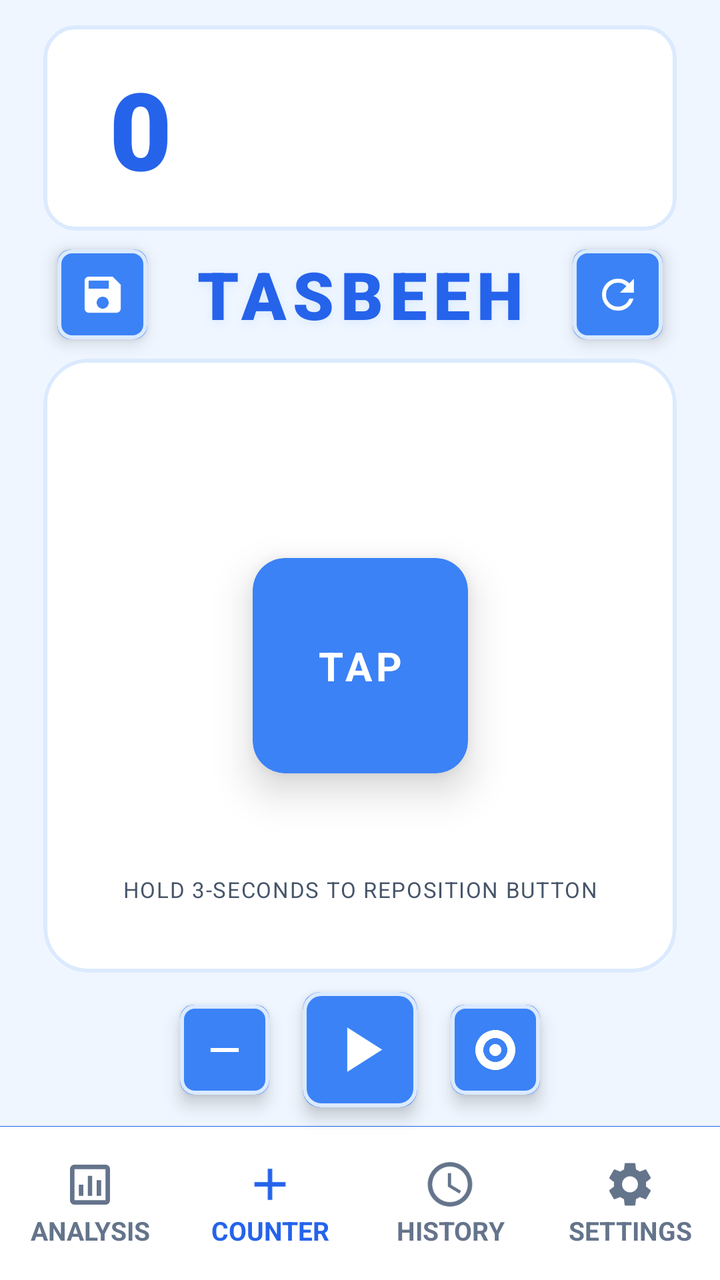
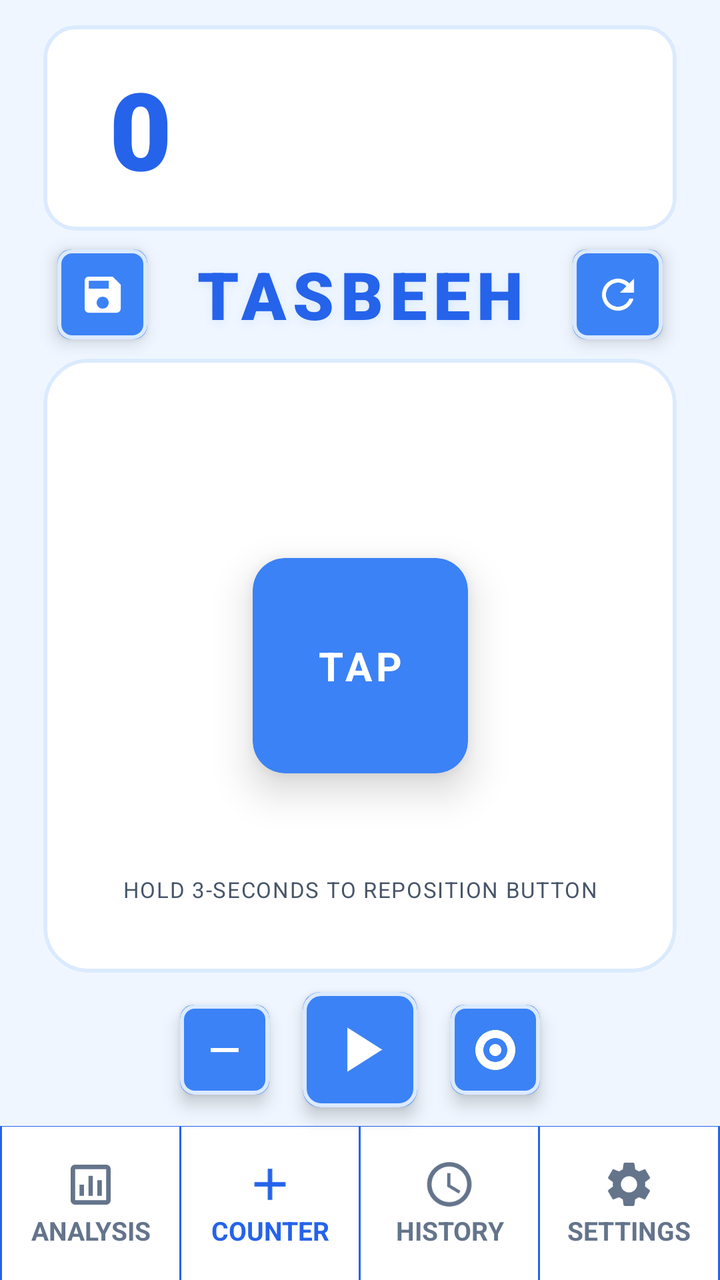

Two renders of the same Android screen: before a commit and after it. Below are the layout's source before the change and the commit's diff.
<!-- AndroidManifest.xml: application theme Theme.SmartTasbeeh -->
<!-- res/layout/activity_main.xml -->
<?xml version="1.0" encoding="utf-8"?>
<androidx.constraintlayout.widget.ConstraintLayout xmlns:android="http://schemas.android.com/apk/res/android"
    xmlns:app="http://schemas.android.com/apk/res-auto"
    xmlns:tools="http://schemas.android.com/tools"
    android:id="@+id/main"
    android:layout_width="match_parent"
    android:layout_height="match_parent"
    android:background="@color/app_background"
    tools:context=".MainActivity">

    
    <androidx.constraintlayout.widget.Guideline
        android:id="@+id/topGuideline"
        android:layout_width="wrap_content"
        android:layout_height="wrap_content"
        android:orientation="horizontal"
        app:layout_constraintGuide_percent="0.02" />

    
    <androidx.constraintlayout.widget.Guideline
        android:id="@+id/guideStartMargin"
        android:layout_width="wrap_content"
        android:layout_height="wrap_content"
        android:orientation="vertical"
        app:layout_constraintGuide_percent="0.08" />

    
    <androidx.constraintlayout.widget.Guideline
        android:id="@+id/guideEndMargin"
        android:layout_width="wrap_content"
        android:layout_height="wrap_content"
        android:orientation="vertical"
        app:layout_constraintGuide_percent="0.92" />

    
    <com.google.android.material.card.MaterialCardView
        android:id="@+id/cardCountDisplay"
        android:layout_width="0dp"
        android:layout_height="0dp"
        style="@style/PercentCornerCard"
        app:layout_constraintWidth_percent="0.88"
        app:layout_constraintHeight_percent="0.16"
        app:cardElevation="0dp"
        app:strokeWidth="2dp"
        app:strokeColor="@color/card_stroke_color"
        app:cardBackgroundColor="@color/card_background"
        app:layout_constraintTop_toTopOf="@id/topGuideline"
        app:layout_constraintStart_toStartOf="parent"
        app:layout_constraintEnd_toEndOf="parent">

        <androidx.constraintlayout.widget.ConstraintLayout
            android:layout_width="match_parent"
            android:layout_height="match_parent">

            
            <androidx.constraintlayout.widget.Guideline
                android:id="@+id/guideStart"
                android:layout_width="wrap_content"
                android:layout_height="wrap_content"
                android:orientation="vertical"
                app:layout_constraintGuide_percent="0.1" />

            <androidx.constraintlayout.widget.Guideline
                android:id="@+id/guideEnd"
                android:layout_width="wrap_content"
                android:layout_height="wrap_content"
                android:orientation="vertical"
                app:layout_constraintGuide_percent="0.9" />

            <androidx.constraintlayout.widget.Guideline
                android:id="@+id/guideTop"
                android:layout_width="wrap_content"
                android:layout_height="wrap_content"
                android:orientation="horizontal"
                app:layout_constraintGuide_percent="0.15" />

            <androidx.constraintlayout.widget.Guideline
                android:id="@+id/guideBottom"
                android:layout_width="wrap_content"
                android:layout_height="wrap_content"
                android:orientation="horizontal"
                app:layout_constraintGuide_percent="0.85" />

            
            <TextView
                android:id="@+id/tvCountDisplay"
                android:layout_width="0dp"
                android:layout_height="0dp"
                android:gravity="center_vertical|start"
                android:text="@string/Count_Number"
                android:textColor="@color/count_text_color"
                android:textSize="58sp"
                android:fontFamily="sans-serif-black"
                android:letterSpacing="0.05"
                app:layout_constraintStart_toStartOf="@id/guideStart"
                app:layout_constraintTop_toTopOf="@id/guideTop"
                app:layout_constraintEnd_toEndOf="@id/guideEnd"
                app:layout_constraintBottom_toBottomOf="@id/guideBottom"
                app:autoSizeTextType="uniform"
                app:autoSizeMinTextSize="12sp"
                app:autoSizeMaxTextSize="100sp"
                app:autoSizeStepGranularity="2sp"/>
        </androidx.constraintlayout.widget.ConstraintLayout>

    </com.google.android.material.card.MaterialCardView>

    
    <Space
        android:id="@+id/spaceBtnGap"
        android:layout_width="match_parent"
        android:layout_height="0dp"
        app:layout_constraintTop_toBottomOf="@id/cardCountDisplay"
        app:layout_constraintStart_toStartOf="parent"
        app:layout_constraintEnd_toEndOf="parent"
        app:layout_constraintHeight_percent="0.015" />

    
    <com.google.android.material.card.MaterialCardView
        android:id="@+id/btnSave"
        android:layout_width="0dp"
        android:layout_height="0dp"
        style="@style/PercentCornerCard"
        app:layout_constraintDimensionRatio="1:1"
        app:layout_constraintHeight_percent="0.07"
        app:cardElevation="5dp"
        app:strokeWidth="2dp"
        app:strokeColor="@color/card_stroke_color"
        app:cardBackgroundColor="@color/tasbeeh_blue_accent"
        android:clickable="true"
        android:focusable="true"
        app:layout_constraintStart_toStartOf="@id/guideStartMargin"
        app:layout_constraintTop_toBottomOf="@id/spaceBtnGap"
        android:contentDescription="@string/action_save_count">

        <androidx.constraintlayout.widget.ConstraintLayout
            android:layout_width="match_parent"
            android:layout_height="match_parent">
            <ImageView
                android:layout_width="0dp"
                android:layout_height="0dp"
                android:scaleType="centerInside"
                android:src="@drawable/ic_save"
                app:tint="@color/card_background"
                app:layout_constraintWidth_percent="0.777"
                app:layout_constraintHeight_percent="0.777"
                app:layout_constraintStart_toStartOf="parent"
                app:layout_constraintEnd_toEndOf="parent"
                app:layout_constraintTop_toTopOf="parent"
                app:layout_constraintBottom_toBottomOf="parent"
                android:contentDescription="@null"/>
        </androidx.constraintlayout.widget.ConstraintLayout>
    </com.google.android.material.card.MaterialCardView>

    <TextView
        android:id="@+id/tvAppTitle"
        android:layout_height="0dp"
        android:layout_width="0dp"
        android:text="@string/Tasbeeh_Name"
        android:textColor="@color/tasbeeh_blue_primary"
        android:gravity="center"
        android:fontFamily="sans-serif-black"
        android:letterSpacing="0.10"
        android:shadowColor="@color/card_stroke_color"
        android:shadowRadius="12"
        android:shadowDy="4"
        app:layout_constraintEnd_toStartOf="@+id/btnReset"
        app:layout_constraintStart_toEndOf="@+id/btnSave"
        app:layout_constraintTop_toTopOf="@+id/btnSave"
        app:layout_constraintBottom_toBottomOf="@+id/btnReset"
        app:autoSizeTextType="uniform"
        app:autoSizeMinTextSize="12sp"
        app:autoSizeMaxTextSize="40sp"
        app:autoSizeStepGranularity="1sp" />

    
    <com.google.android.material.card.MaterialCardView
        android:id="@+id/btnReset"
        android:layout_width="0dp"
        android:layout_height="0dp"
        style="@style/PercentCornerCard"
        app:layout_constraintDimensionRatio="1:1"
        app:layout_constraintHeight_percent="0.07"
        app:cardElevation="5dp"
        app:strokeWidth="2dp"
        app:strokeColor="@color/card_stroke_color"
        app:cardBackgroundColor="@color/tasbeeh_blue_accent"
        android:clickable="true"
        android:focusable="true"
        app:layout_constraintEnd_toEndOf="@id/guideEndMargin"
        app:layout_constraintTop_toBottomOf="@id/spaceBtnGap"
        android:contentDescription="@string/action_reset_count">

        <androidx.constraintlayout.widget.ConstraintLayout
            android:layout_width="match_parent"
            android:layout_height="match_parent">
            <ImageView
                android:layout_width="0dp"
                android:layout_height="0dp"
                android:scaleType="centerInside"
                android:src="@drawable/ic_refresh"
                app:tint="@color/card_background"
                app:layout_constraintWidth_percent="0.777"
                app:layout_constraintHeight_percent="0.777"
                app:layout_constraintStart_toStartOf="parent"
                app:layout_constraintEnd_toEndOf="parent"
                app:layout_constraintTop_toTopOf="parent"
                app:layout_constraintBottom_toBottomOf="parent"
                android:contentDescription="@null"/>
        </androidx.constraintlayout.widget.ConstraintLayout>
    </com.google.android.material.card.MaterialCardView>

    
    <Space
        android:id="@+id/spaceBtnGap2"
        android:layout_width="match_parent"
        android:layout_height="0dp"
        app:layout_constraintTop_toBottomOf="@id/btnSave"
        app:layout_constraintStart_toStartOf="parent"
        app:layout_constraintEnd_toEndOf="parent"
        app:layout_constraintHeight_percent="0.015" />

    <com.google.android.material.card.MaterialCardView
        android:id="@+id/bigBoxContainer"
        android:layout_width="0dp"
        android:layout_height="0dp"
        app:layout_constraintWidth_percent="0.88"
        app:layout_constraintHeight_percent="0.48"
        style="@style/PercentCornerGrid"
        app:cardBackgroundColor="@color/card_background"
        app:strokeWidth="2dp"
        app:strokeColor="@color/card_stroke_color"
        app:cardElevation="0dp"
        app:layout_constraintTop_toBottomOf="@id/spaceBtnGap2"
        app:layout_constraintStart_toStartOf="parent"
        app:layout_constraintEnd_toEndOf="parent">

        <androidx.constraintlayout.widget.ConstraintLayout
            android:layout_width="match_parent"
            android:layout_height="match_parent">

            
            <View
                android:id="@+id/gridBackground"
                android:layout_width="0dp"
                android:layout_height="0dp"
                android:visibility="invisible"
                app:layout_constraintStart_toStartOf="parent"
                app:layout_constraintEnd_toEndOf="parent"
                app:layout_constraintTop_toTopOf="parent"
                app:layout_constraintBottom_toBottomOf="parent"/>

            
            <com.google.android.material.card.MaterialCardView
                android:id="@+id/videoButton"
                android:layout_width="0dp"
                android:layout_height="0dp"
                style="@style/PercentCornerCard"
                app:layout_constraintWidth_percent="0.34"
                app:layout_constraintDimensionRatio="1:1"
                app:layout_constraintStart_toStartOf="parent"
                app:layout_constraintEnd_toEndOf="parent"
                app:layout_constraintTop_toTopOf="parent"
                app:layout_constraintBottom_toBottomOf="parent"
                app:cardElevation="12dp"
                app:cardBackgroundColor="@color/tasbeeh_blue_accent">

                
                <TextView
                    android:layout_width="match_parent"
                    android:layout_height="match_parent"
                    android:text="@string/Tap_Button_Text"
                    android:textColor="@color/tap_btn_text"
                    android:gravity="center"
                    android:padding="4dp"
                    app:autoSizeTextType="uniform"
                    app:autoSizeMinTextSize="8sp"
                    app:autoSizeMaxTextSize="20sp"
                    app:autoSizeStepGranularity="1sp"
                    android:textStyle="bold"
                    android:letterSpacing="0.1"/>

                
                <View
                    android:layout_width="match_parent"
                    android:layout_height="match_parent"
                    android:background="?attr/selectableItemBackground"
                    android:clickable="false"
                    android:focusable="false"/>

            </com.google.android.material.card.MaterialCardView>

            
            <TextView
                android:layout_width="0dp"
                android:layout_height="wrap_content"
                app:layout_constraintBottom_toBottomOf="parent"
                app:layout_constraintStart_toStartOf="parent"
                app:layout_constraintEnd_toEndOf="parent"
                app:layout_constraintWidth_percent="0.8"
                android:layout_marginBottom="32dp"
                android:text="@string/Button_Reposition_Hint_Text"
                android:textColor="@color/hint_text"
                android:gravity="center"
                app:autoSizeTextType="uniform"
                app:autoSizeMinTextSize="6sp"
                app:autoSizeMaxTextSize="11sp"
                app:autoSizeStepGranularity="1sp"
                android:maxLines="1"
                android:letterSpacing="0.05"/>

        </androidx.constraintlayout.widget.ConstraintLayout>

    </com.google.android.material.card.MaterialCardView>

    
    <Space
        android:id="@+id/spaceBtnGap3"
        android:layout_width="match_parent"
        android:layout_height="0dp"
        app:layout_constraintTop_toBottomOf="@id/bigBoxContainer"
        app:layout_constraintStart_toStartOf="parent"
        app:layout_constraintEnd_toEndOf="parent"
        app:layout_constraintHeight_percent="0.015" />

        
        <com.google.android.material.card.MaterialCardView
            android:id="@+id/btnDecrease"
            android:layout_width="0dp"
            android:layout_height="0dp"
            style="@style/PercentCornerCard"
            app:layout_constraintDimensionRatio="1:1"
            app:layout_constraintHeight_percent="0.07"
            app:cardElevation="5dp"
            app:strokeWidth="2dp"
            app:strokeColor="@color/card_stroke_color"
            app:cardBackgroundColor="@color/tasbeeh_blue_accent"
            android:clickable="true"
            android:focusable="true"
            android:contentDescription="@string/action_decrease_count"
            app:layout_constraintEnd_toStartOf="@+id/btnAuto"
            app:layout_constraintStart_toEndOf="@+id/btnSave"
            app:layout_constraintTop_toTopOf="@+id/btnAuto"
            app:layout_constraintBottom_toBottomOf="@+id/btnAuto">
            <androidx.constraintlayout.widget.ConstraintLayout
                android:layout_width="match_parent"
                android:layout_height="match_parent">
                <ImageView
                    android:layout_width="0dp"
                    android:layout_height="0dp"
                    android:scaleType="centerInside"
                    android:src="@drawable/ic_remove"
                    app:tint="@color/card_background"
                    app:layout_constraintWidth_percent="0.777"
                    app:layout_constraintHeight_percent="0.777"
                    app:layout_constraintStart_toStartOf="parent"
                    app:layout_constraintEnd_toEndOf="parent"
                    app:layout_constraintTop_toTopOf="parent"
                    app:layout_constraintBottom_toBottomOf="parent"
                    android:contentDescription="@null"/>
            </androidx.constraintlayout.widget.ConstraintLayout>
        </com.google.android.material.card.MaterialCardView>

        
        <com.google.android.material.card.MaterialCardView
            android:id="@+id/btnAuto"
            android:layout_width="0dp"
            android:layout_height="0dp"
            style="@style/PercentCornerCard"
            app:layout_constraintHeight_percent="0.09"
            app:layout_constraintDimensionRatio="1:1"
            app:cardElevation="5dp"
            app:cardBackgroundColor="@color/tasbeeh_blue_accent"
            app:strokeWidth="2dp"
            app:strokeColor="@color/card_stroke_color"
            android:clickable="true"
            android:focusable="true"
            android:contentDescription="@string/action_auto_count"
            app:layout_constraintTop_toBottomOf="@+id/spaceBtnGap3"
            app:layout_constraintStart_toStartOf="@+id/cardCountDisplay"
            app:layout_constraintEnd_toEndOf="@+id/cardCountDisplay">
            <androidx.constraintlayout.widget.ConstraintLayout
                android:layout_width="match_parent"
                android:layout_height="match_parent">
                <ImageView
                    android:id="@+id/ivAutoIcon"
                    android:layout_width="0dp"
                    android:layout_height="0dp"
                    android:layout_gravity="center"
                    android:src="@drawable/ic_auto"
                    app:tint="@color/card_background"
                    app:layout_constraintWidth_percent="0.666"
                    app:layout_constraintHeight_percent="0.666"
                    app:layout_constraintStart_toStartOf="parent"
                    app:layout_constraintEnd_toEndOf="parent"
                    app:layout_constraintTop_toTopOf="parent"
                    app:layout_constraintBottom_toBottomOf="parent"
                    android:contentDescription="@null"/>
            </androidx.constraintlayout.widget.ConstraintLayout>
        </com.google.android.material.card.MaterialCardView>

        
        <com.google.android.material.card.MaterialCardView
            android:id="@+id/btnTarget"
            android:layout_width="0dp"
            android:layout_height="0dp"
            style="@style/PercentCornerCard"
            app:layout_constraintDimensionRatio="1:1"
            app:layout_constraintHeight_percent="0.07"
            app:cardElevation="5dp"
            app:strokeWidth="2dp"
            app:strokeColor="@color/card_stroke_color"
            app:cardBackgroundColor="@color/tasbeeh_blue_accent"
            android:clickable="true"
            android:focusable="true"
            android:contentDescription="@string/action_set_target"
            app:layout_constraintStart_toEndOf="@+id/btnAuto"
            app:layout_constraintEnd_toStartOf="@+id/btnReset"
            app:layout_constraintTop_toTopOf="@+id/btnAuto"
            app:layout_constraintBottom_toBottomOf="@+id/btnAuto">
            <androidx.constraintlayout.widget.ConstraintLayout
                android:layout_width="match_parent"
                android:layout_height="match_parent">
                <ImageView
                    android:layout_width="0dp"
                    android:layout_height="0dp"
                    android:scaleType="centerInside"
                    android:src="@drawable/ic_target"
                    app:tint="@color/card_background"
                    app:layout_constraintWidth_percent="0.777"
                    app:layout_constraintHeight_percent="0.777"
                    app:layout_constraintStart_toStartOf="parent"
                    app:layout_constraintEnd_toEndOf="parent"
                    app:layout_constraintTop_toTopOf="parent"
                    app:layout_constraintBottom_toBottomOf="parent"
                    android:contentDescription="@null"/>
            </androidx.constraintlayout.widget.ConstraintLayout>
        </com.google.android.material.card.MaterialCardView>

    
    <Space
        android:id="@+id/spaceBtnGap4"
        android:layout_width="match_parent"
        android:layout_height="0dp"
        app:layout_constraintTop_toBottomOf="@id/btnAuto"
        app:layout_constraintStart_toStartOf="parent"
        app:layout_constraintEnd_toEndOf="parent"
        app:layout_constraintHeight_percent="0.015" />

    <View
        android:id="@+id/bottomNavDivider"
        android:layout_width="match_parent"
        android:layout_height="0.1dp"
        android:background="@color/count_text_color"
        app:layout_constraintBottom_toTopOf="@id/bottomNav"/>

    
    <LinearLayout
        android:id="@+id/bottomNav"
        android:layout_width="match_parent"
        android:layout_height="0dp"
        android:background="@color/nav_bg"
        app:layout_constraintHeight_percent="0.12"
        android:orientation="horizontal"
        android:weightSum="4"
        android:baselineAligned="false"
        app:layout_constraintBottom_toBottomOf="parent"
        app:layout_constraintTop_toBottomOf="@+id/spaceBtnGap4">

        
        <androidx.constraintlayout.widget.ConstraintLayout
            android:id="@+id/btnAnalysis"
            android:layout_width="0dp"
            android:layout_height="match_parent"
            android:layout_weight="1"
            android:clickable="true"
            android:focusable="true"
            android:background="?attr/selectableItemBackground">

            <ImageView
                android:id="@+id/imgAnalysis"
                android:layout_width="0dp"
                android:layout_height="0dp"
                android:src="@drawable/ic_analysis"
                app:tint="@color/nav_text_unselected"
                app:layout_constraintTop_toTopOf="parent"
                app:layout_constraintBottom_toTopOf="@+id/txtAnalysis"
                app:layout_constraintStart_toStartOf="parent"
                app:layout_constraintEnd_toEndOf="parent"
                app:layout_constraintHeight_percent="0.35"
                app:layout_constraintDimensionRatio="1:1"
                app:layout_constraintVertical_chainStyle="packed"
                android:contentDescription="@null"/>

            <TextView
                android:id="@+id/txtAnalysis"
                android:layout_width="0dp"
                android:layout_height="0dp"
                android:text="@string/nav_analysis"
                android:textColor="@color/nav_text_unselected"
                android:gravity="center"
                android:textStyle="bold"
                app:layout_constraintTop_toBottomOf="@id/imgAnalysis"
                app:layout_constraintBottom_toBottomOf="parent"
                app:layout_constraintStart_toStartOf="parent"
                app:layout_constraintEnd_toEndOf="parent"
                app:layout_constraintHeight_percent="0.25"
                app:layout_constraintWidth_percent="0.9"
                app:autoSizeTextType="uniform"
                app:autoSizeMinTextSize="8sp"
                app:autoSizeMaxTextSize="13sp"
                app:autoSizeStepGranularity="1sp"/>
        </androidx.constraintlayout.widget.ConstraintLayout>

        
        <androidx.constraintlayout.widget.ConstraintLayout
            android:layout_width="0dp"
            android:layout_height="match_parent"
            android:layout_weight="1"
            android:clickable="true"
            android:focusable="true">

            <ImageView
                android:id="@+id/imgCounter"
                android:layout_width="0dp"
                android:layout_height="0dp"
                android:src="@drawable/ic_add"
                app:tint="@color/nav_text_selected"
                app:layout_constraintTop_toTopOf="parent"
                app:layout_constraintBottom_toTopOf="@+id/txtCounter"
                app:layout_constraintStart_toStartOf="parent"
                app:layout_constraintEnd_toEndOf="parent"
                app:layout_constraintHeight_percent="0.35"
                app:layout_constraintDimensionRatio="1:1"
                app:layout_constraintVertical_chainStyle="packed"
                android:contentDescription="@null"/>

            <TextView
                android:id="@+id/txtCounter"
                android:layout_width="0dp"
                android:layout_height="0dp"
                android:text="@string/nav_counter"
                android:textColor="@color/nav_text_selected"
                android:gravity="center"
                android:textStyle="bold"
                app:layout_constraintTop_toBottomOf="@id/imgCounter"
                app:layout_constraintBottom_toBottomOf="parent"
                app:layout_constraintStart_toStartOf="parent"
                app:layout_constraintEnd_toEndOf="parent"
                app:layout_constraintHeight_percent="0.25"
                app:layout_constraintWidth_percent="0.9"
                app:autoSizeTextType="uniform"
                app:autoSizeMinTextSize="8sp"
                app:autoSizeMaxTextSize="13sp"
                app:autoSizeStepGranularity="1sp"/>
        </androidx.constraintlayout.widget.ConstraintLayout>

        
        <androidx.constraintlayout.widget.ConstraintLayout
            android:id="@+id/btnSavedCounts"
            android:layout_width="0dp"
            android:layout_height="match_parent"
            android:layout_weight="1"
            android:clickable="true"
            android:focusable="true"
            android:background="?attr/selectableItemBackground">

            <ImageView
                android:id="@+id/imgHistory"
                android:layout_width="0dp"
                android:layout_height="0dp"
                android:src="@drawable/ic_clock"
                app:tint="@color/nav_text_unselected"
                app:layout_constraintTop_toTopOf="parent"
                app:layout_constraintBottom_toTopOf="@+id/txtHistory"
                app:layout_constraintStart_toStartOf="parent"
                app:layout_constraintEnd_toEndOf="parent"
                app:layout_constraintHeight_percent="0.35"
                app:layout_constraintDimensionRatio="1:1"
                app:layout_constraintVertical_chainStyle="packed"
                android:contentDescription="@null"/>

            <TextView
                android:id="@+id/txtHistory"
                android:layout_width="0dp"
                android:layout_height="0dp"
                android:text="@string/nav_history"
                android:textColor="@color/nav_text_unselected"
                android:gravity="center"
                android:textStyle="bold"
                app:layout_constraintTop_toBottomOf="@id/imgHistory"
                app:layout_constraintBottom_toBottomOf="parent"
                app:layout_constraintStart_toStartOf="parent"
                app:layout_constraintEnd_toEndOf="parent"
                app:layout_constraintHeight_percent="0.25"
                app:layout_constraintWidth_percent="0.9"
                app:autoSizeTextType="uniform"
                app:autoSizeMinTextSize="8sp"
                app:autoSizeMaxTextSize="13sp"
                app:autoSizeStepGranularity="1sp"/>
        </androidx.constraintlayout.widget.ConstraintLayout>

        
        <androidx.constraintlayout.widget.ConstraintLayout
            android:id="@+id/btnSettings"
            android:layout_width="0dp"
            android:layout_height="match_parent"
            android:layout_weight="1"
            android:clickable="true"
            android:focusable="true"
            android:background="?attr/selectableItemBackground">

            <ImageView
                android:id="@+id/imgSettings"
                android:layout_width="0dp"
                android:layout_height="0dp"
                android:src="@drawable/ic_settings"
                app:tint="@color/nav_text_unselected"
                app:layout_constraintTop_toTopOf="parent"
                app:layout_constraintBottom_toTopOf="@+id/txtSettings"
                app:layout_constraintStart_toStartOf="parent"
                app:layout_constraintEnd_toEndOf="parent"
                app:layout_constraintHeight_percent="0.35"
                app:layout_constraintDimensionRatio="1:1"
                app:layout_constraintVertical_chainStyle="packed"
                android:contentDescription="@null"/>

            <TextView
                android:id="@+id/txtSettings"
                android:layout_width="0dp"
                android:layout_height="0dp"
                android:text="@string/nav_settings"
                android:textColor="@color/nav_text_unselected"
                android:gravity="center"
                android:textStyle="bold"
                app:layout_constraintTop_toBottomOf="@id/imgSettings"
                app:layout_constraintBottom_toBottomOf="parent"
                app:layout_constraintStart_toStartOf="parent"
                app:layout_constraintEnd_toEndOf="parent"
                app:layout_constraintHeight_percent="0.25"
                app:layout_constraintWidth_percent="0.9"
                app:autoSizeTextType="uniform"
                app:autoSizeMinTextSize="8sp"
                app:autoSizeMaxTextSize="13sp"
                app:autoSizeStepGranularity="1sp"/>
        </androidx.constraintlayout.widget.ConstraintLayout>

    </LinearLayout>

</androidx.constraintlayout.widget.ConstraintLayout>
<!-- resources referenced by this layout -->
<resources>
  <color name="app_background">@color/background_light</color>
  <color name="card_background">#FFFFFF</color>
  <color name="card_stroke_color">#DBEAFE</color>
  <color name="count_text_color">#2563EB</color>
  <color name="hint_text">#475569</color>
  <color name="nav_bg">#FFFFFF</color>
  <color name="nav_text_selected">#2563EB</color>
  <color name="nav_text_unselected">#64748B</color>
  <color name="tap_btn_text">#FFFFFF</color>
  <color name="tasbeeh_blue_accent">#3B82F6</color>
  <color name="tasbeeh_blue_primary">#2563EB</color>
  <!-- drawable ic_add (drawable) -->
  <vector xmlns:android="http://schemas.android.com/apk/res/android"
      android:width="24dp"
      android:height="24dp"
      android:viewportWidth="24"
      android:viewportHeight="24">
      <path
        android:fillColor="@android:color/white"
        android:pathData="M19,13h-6v6h-2v-6H5v-2h6V5h2v6h6v2z"/>
  </vector>
  <!-- drawable ic_analysis (drawable) -->
  <vector xmlns:android="http://schemas.android.com/apk/res/android"
      android:width="24dp"
      android:height="24dp"
      android:viewportWidth="24"
      android:viewportHeight="24">
    <path
        android:fillColor="#FF000000"
        android:pathData="M19,3H5C3.9,3 3,3.9 3,5v14c0,1.1 0.9,2 2,2h14c1.1,0 2,-0.9 2,-2V5C21,3.9 20.1,3 19,3zM19,19H5V5h14V19zM7,12h2v5H7V12zM11,8h2v9h-2V8zM15,10h2v7h-2V10z"/>
  </vector>
  <!-- drawable ic_auto (drawable) -->
  <vector xmlns:android="http://schemas.android.com/apk/res/android"
      android:width="24dp"
      android:height="24dp"
      android:viewportWidth="24"
      android:viewportHeight="24"
      android:tint="?attr/colorControlNormal">
    <path
        android:fillColor="@android:color/white"
        android:pathData="M8,5v14l11,-7z"/>
  </vector>
  <!-- drawable ic_remove (drawable) -->
  <vector xmlns:android="http://schemas.android.com/apk/res/android"
      android:width="24dp"
      android:height="24dp"
      android:viewportWidth="24"
      android:viewportHeight="24"
      android:tint="?attr/colorControlNormal">
    <path
        android:fillColor="@android:color/white"
        android:pathData="M19,13H5v-2h14v2z"/>
  </vector>
  <string name="Button_Reposition_Hint_Text">HOLD 3-SECONDS TO REPOSITION BUTTON</string>
  <string name="Count_Number">0</string>
  <string name="Tap_Button_Text">TAP</string>
  <string name="Tasbeeh_Name">TASBEEH</string>
  <string name="action_auto_count">Auto count</string>
  <string name="action_decrease_count">Decrease count</string>
  <string name="action_reset_count">Reset count</string>
  <string name="action_save_count">Save count</string>
  <string name="action_set_target">Set target</string>
  <string name="nav_analysis">ANALYSIS</string>
  <string name="nav_counter">COUNTER</string>
  <string name="nav_history">HISTORY</string>
  <string name="nav_settings">SETTINGS</string>
  <style name="PercentCornerCard" parent="Widget.Material3.CardView.Filled">
          <item name="shapeAppearanceOverlay">@style/ShapeAppearance.App.PercentCorner</item>
      </style>
  <style name="PercentCornerGrid" parent="Widget.Material3.CardView.Filled">
          <item name="shapeAppearanceOverlay">@style/ShapeAppearance.App.PercentCornerGrid</item>
      </style>
  <style name="Theme.SmartTasbeeh" parent="Base.Theme.SmartTasbeeh" />
  <color name="background_light">#EFF6FF</color>
  <style name="ShapeAppearance.App.PercentCorner" parent="">
          
          <item name="cornerSize">15%</item>
      </style>
  <style name="ShapeAppearance.App.PercentCornerGrid" parent="">
          
          <item name="cornerSize">7%</item>
      </style>
  <color name="tasbeeh_blue_dark">#1E3A8A</color>
  <color name="white">#FFFFFFFF</color>
  <color name="text_primary">#0F172A</color>
  <!-- unchanged entries left out for length: 6 -->
</resources>

<!-- the commit's change to res/layout/activity_main.xml (unified diff, before → after) -->
@@ -463,6 +463,8 @@
         android:orientation="horizontal"
         android:weightSum="4"
         android:baselineAligned="false"
+        android:divider="@drawable/nav_divider"
+        android:showDividers="middle|beginning|end"
         app:layout_constraintBottom_toBottomOf="parent"
         app:layout_constraintTop_toBottomOf="@+id/spaceBtnGap4">
 
<!-- resource entries referenced after the edit -->
@@ -53,6 +53,12 @@
         android:fillColor="@android:color/white"
         android:pathData="M19,13H5v-2h14v2z"/>
   </vector>
+  <!-- drawable nav_divider (drawable) -->
+  <?xml version="1.0" encoding="utf-8"?>
+  <shape xmlns:android="http://schemas.android.com/apk/res/android">
+      <size android:width="1dp" />
+      <solid android:color="@color/count_text_color" />
+  </shape>
   <string name="Button_Reposition_Hint_Text">HOLD 3-SECONDS TO REPOSITION BUTTON</string>
   <string name="Count_Number">0</string>
   <string name="Tap_Button_Text">TAP</string>
